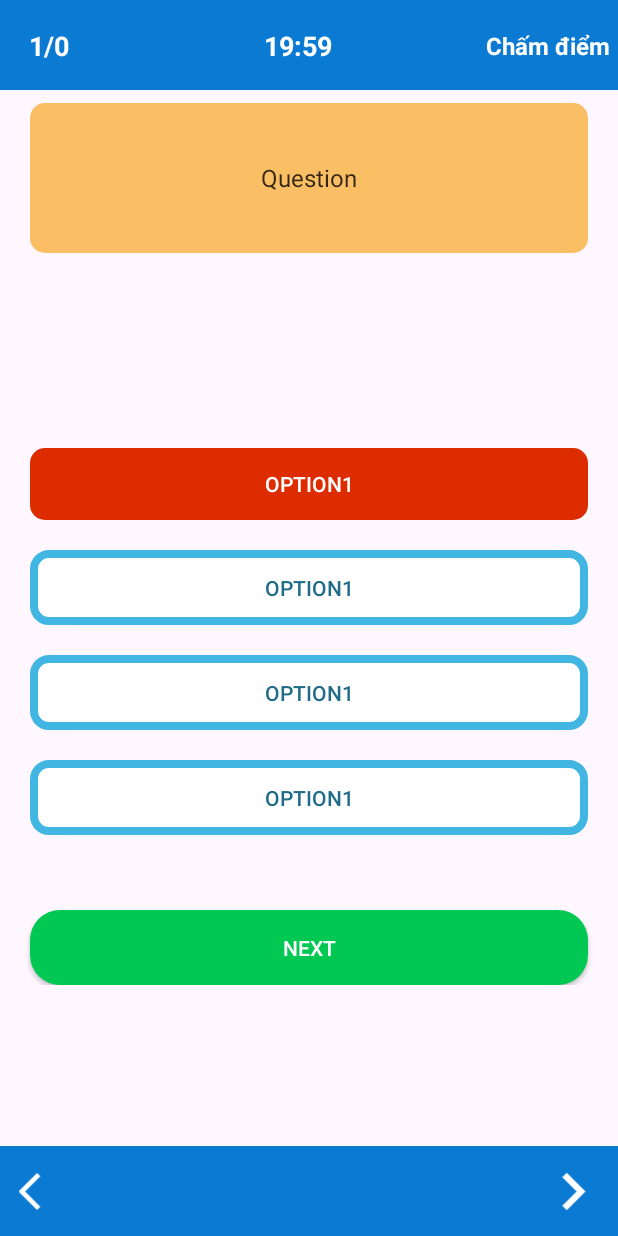
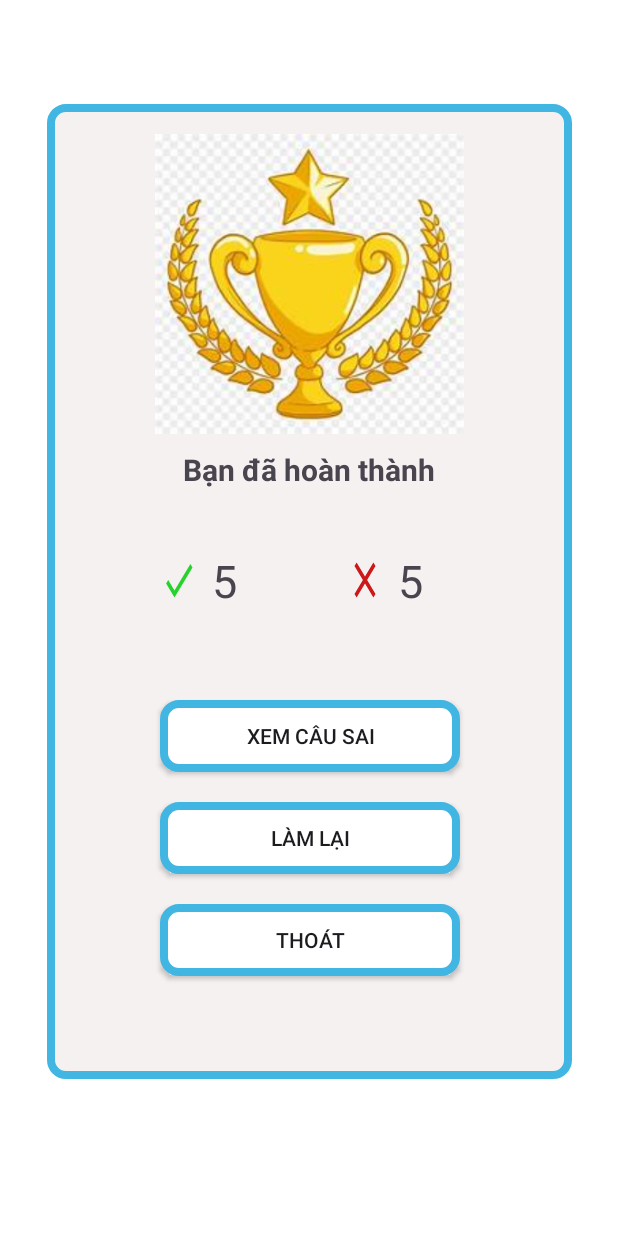
Before and after one commit to trieutct/BTL_LapTrinhMobile, an Android app: the TrangThiActivity screen opened directly, with no data from a screen before it, after a tap on "NEXT", on a phone screen of 412 x 824 dp. Run offline under Robolectric (Android 15) with nearby library versions, the light colour scheme and no system bars; 11 statements that could not run were skipped; 1 other tap on this screen came first.

Commit message:
xong phần thêm trang hiển thị kết quả thi

```diff
--- a/app/src/main/AndroidManifest.xml
+++ b/app/src/main/AndroidManifest.xml
@@ -12,6 +12,12 @@
         android:supportsRtl="true"
         android:theme="@style/Theme.App_ThiBangLaiXe"
         tools:targetApi="31">
+        <activity
+            android:name=".KetQuaActivity"
+            android:exported="false" />
+        <activity
+            android:name=".activity_ketqua"
+            android:exported="false" />
         <activity
             android:name=".DeThisActivity"
             android:exported="false" />
--- a/app/src/main/java/com/example/app_thibanglaixe/DeThisActivity.java
+++ b/app/src/main/java/com/example/app_thibanglaixe/DeThisActivity.java
@@ -19,7 +19,7 @@
 
 public class DeThisActivity extends AppCompatActivity {
     List<DeThi> deThiList;
-    List<Question> questionList;
+    //List<Question> questionList;
     @Override
     protected void onCreate(Bundle savedInstanceState) {
         super.onCreate(savedInstanceState);
--- /dev/null
+++ b/app/src/main/java/com/example/app_thibanglaixe/KetQuaActivity.java
@@ -0,0 +1,14 @@
+package com.example.app_thibanglaixe;
+
+import androidx.appcompat.app.AppCompatActivity;
+
+import android.os.Bundle;
+
+public class KetQuaActivity extends AppCompatActivity {
+
+    @Override
+    protected void onCreate(Bundle savedInstanceState) {
+        super.onCreate(savedInstanceState);
+        setContentView(R.layout.activity_ket_qua);
+    }
+}
--- a/app/src/main/java/com/example/app_thibanglaixe/TrangThiActivity.java
+++ b/app/src/main/java/com/example/app_thibanglaixe/TrangThiActivity.java
@@ -21,6 +21,7 @@
 import com.example.app_thibanglaixe.SQLite.SQLiteHelper;
 
 import java.util.List;
+import java.util.Random;
 import java.util.Timer;
 import java.util.TimerTask;
 public class TrangThiActivity extends AppCompatActivity {
@@ -48,6 +49,8 @@
         getId();
         MaDeThi=getIntent().getStringExtra("MaDeThi");
         TenDeThi=getIntent().getStringExtra("TenDeThi");
+//        Log.d("QuestionInfo", MaDeThi);
+//        Log.d("QuestionInfo", TenDeThi);
         tvDeThi.setText(TenDeThi);
         SQLiteHelper sqLiteHelper=new SQLiteHelper(TrangThiActivity.this);
         questionList=sqLiteHelper.getAllQuestionByMaDeThi(MaDeThi);
@@ -213,7 +216,8 @@
         }
         else
         {
-            Toast.makeText(TrangThiActivity.this,"hết câu hỏi",Toast.LENGTH_LONG).show();
+            Intent intent=new Intent(TrangThiActivity.this,KetQuaActivity.class);
+            startActivity(intent);
         }
     }
     private void revalAnswer()
--- /dev/null
+++ b/app/src/main/res/drawable/back_ground_ketqua.xml
@@ -0,0 +1,8 @@
+<?xml version="1.0" encoding="utf-8"?>
+<shape xmlns:android="http://schemas.android.com/apk/res/android"
+    android:shape="rectangle">
+    <solid android:color="#F6F1F1"/>
+    <stroke android:color="#42B6E2"
+        android:width="5dp"/>
+    <corners android:radius="10dp"/>
+</shape>
--- /dev/null
+++ b/app/src/main/res/drawable/icon_close.xml
@@ -0,0 +1,5 @@
+<vector android:height="40dp" android:tint="#CC1818"
+    android:viewportHeight="24" android:viewportWidth="24"
+    android:width="24dp" xmlns:android="http://schemas.android.com/apk/res/android">
+    <path android:fillColor="@android:color/white" android:pathData="M19,6.41L17.59,5 12,10.59 6.41,5 5,6.41 10.59,12 5,17.59 6.41,19 12,13.41 17.59,19 19,17.59 13.41,12z"/>
+</vector>
--- /dev/null
+++ b/app/src/main/res/drawable/icon_success.xml
@@ -0,0 +1,5 @@
+<vector android:height="40dp" android:tint="#25D32C"
+    android:viewportHeight="24" android:viewportWidth="24"
+    android:width="24dp" xmlns:android="http://schemas.android.com/apk/res/android">
+    <path android:fillColor="@android:color/white" android:pathData="M9,16.17L4.83,12l-1.42,1.41L9,19 21,7l-1.41,-1.41z"/>
+</vector>
--- /dev/null
+++ b/app/src/main/res/layout/activity_ket_qua.xml
@@ -0,0 +1,137 @@
+<?xml version="1.0" encoding="utf-8"?>
+<androidx.constraintlayout.widget.ConstraintLayout xmlns:android="http://schemas.android.com/apk/res/android"
+    xmlns:app="http://schemas.android.com/apk/res-auto"
+    xmlns:tools="http://schemas.android.com/tools"
+    android:layout_width="match_parent"
+    android:layout_height="match_parent"
+    android:background="@color/white"
+    tools:context=".KetQuaActivity">
+
+    <androidx.constraintlayout.widget.ConstraintLayout
+        android:id="@+id/contrain1"
+        android:layout_width="350dp"
+        android:layout_height="650dp"
+        app:layout_constraintBottom_toBottomOf="parent"
+        app:layout_constraintEnd_toEndOf="parent"
+        app:layout_constraintStart_toStartOf="parent"
+        app:layout_constraintTop_toTopOf="parent"
+        app:layout_constraintVertical_bias="0.4"
+        app:layout_constraintHorizontal_bias="0.5"
+        android:background="@drawable/back_ground_ketqua"
+        app:cardCornerRadius="2dp">
+        <ImageView
+            android:id="@+id/image"
+            android:layout_marginTop="20dp"
+            android:layout_width="match_parent"
+            android:layout_height="200dp"
+            android:src="@drawable/cup_win"
+            app:layout_constraintEnd_toEndOf="parent"
+            app:layout_constraintStart_toStartOf="parent"
+            app:layout_constraintTop_toTopOf="parent"
+            />
+
+        <TextView
+            android:id="@+id/textView"
+            android:layout_width="match_parent"
+            android:layout_height="wrap_content"
+            android:layout_marginTop="10dp"
+            android:gravity="center"
+            android:text="Bạn đã hoàn thành"
+            android:textSize="20dp"
+            android:textStyle="bold"
+            app:layout_constraintEnd_toEndOf="parent"
+            app:layout_constraintStart_toStartOf="parent"
+            app:layout_constraintTop_toBottomOf="@+id/image" />
+
+        <LinearLayout
+            android:id="@+id/linearLayout"
+            android:layout_width="match_parent"
+            android:layout_height="wrap_content"
+            android:layout_marginTop="40dp"
+            android:orientation="horizontal"
+            app:layout_constraintEnd_toEndOf="parent"
+            app:layout_constraintStart_toStartOf="@+id/textView"
+            app:layout_constraintTop_toBottomOf="@+id/textView">
+
+            <LinearLayout
+                android:layout_width="100dp"
+                android:layout_height="100dp">
+
+                <TextView
+                    android:layout_width="match_parent"
+                    android:layout_height="wrap_content"
+                    android:drawableRight="@drawable/icon_success"
+                    android:textSize="30dp" />
+            </LinearLayout>
+
+            <LinearLayout
+                android:layout_width="100dp"
+                android:layout_height="100dp">
+
+                <TextView
+                    android:layout_width="match_parent"
+                    android:layout_height="wrap_content"
+                    android:layout_marginLeft="10dp"
+                    android:text="5"
+                    android:textSize="30dp" />
+            </LinearLayout>
+
+            <LinearLayout
+                android:layout_width="wrap_content"
+                android:layout_height="100dp">
+
+                <TextView
+                    android:layout_width="match_parent"
+                    android:layout_height="wrap_content"
+                    android:drawableRight="@drawable/icon_close"
+                    android:textSize="30dp" />
+            </LinearLayout>
+
+            <LinearLayout
+                android:layout_width="100dp"
+                android:layout_height="100dp">
+
+                <TextView
+                    android:layout_width="match_parent"
+                    android:layout_height="wrap_content"
+                    android:layout_marginLeft="10dp"
+                    android:text="5"
+                    android:textSize="30dp" />
+            </LinearLayout>
+        </LinearLayout>
+
+        <androidx.appcompat.widget.AppCompatButton
+            android:id="@+id/btn_xemcausai"
+            android:layout_width="200dp"
+            android:layout_height="wrap_content"
+            app:layout_constraintEnd_toEndOf="parent"
+            app:layout_constraintStart_toStartOf="parent"
+            app:flow_horizontalBias="0.5"
+            android:text="Xem câu sai"
+            android:background="@drawable/round_back_options"
+            app:layout_constraintTop_toBottomOf="@+id/linearLayout" />
+        <androidx.appcompat.widget.AppCompatButton
+            android:id="@+id/btn_choilai"
+            android:layout_marginTop="20dp"
+            android:layout_width="200dp"
+            android:layout_height="wrap_content"
+            app:layout_constraintEnd_toEndOf="parent"
+            app:layout_constraintStart_toStartOf="parent"
+            app:flow_horizontalBias="0.5"
+            android:text="Làm lại"
+            android:background="@drawable/round_back_options"
+            app:layout_constraintTop_toBottomOf="@+id/btn_xemcausai" />
+        <androidx.appcompat.widget.AppCompatButton
+            android:id="@+id/btn_exit"
+            android:layout_marginTop="20dp"
+            android:layout_width="200dp"
+            android:layout_height="wrap_content"
+            app:layout_constraintEnd_toEndOf="parent"
+            app:layout_constraintStart_toStartOf="parent"
+            app:flow_horizontalBias="0.5"
+            android:text="Thoát"
+            android:background="@drawable/round_back_options"
+            app:layout_constraintTop_toBottomOf="@+id/btn_choilai" />
+    </androidx.constraintlayout.widget.ConstraintLayout>
+
+</androidx.constraintlayout.widget.ConstraintLayout>
```
Also changed, not shown: app/src/main/res/drawable/cup_win.jpg (added).
